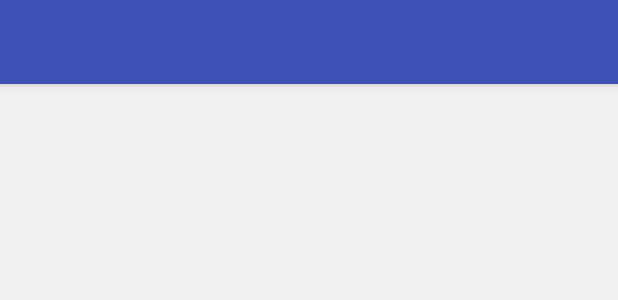
After one commit to joyceHong0524/android_bestpadthai, an Android app: the layout activity_bestpadthai_register.xml on its own in the app's theme, with its tools: preview values and no code run, on a phone screen of 412 x 824 dp. The commit adds this screen. Shown: the top 300 px of the screen. Run offline under Robolectric (Android 15) with nearby library versions, the phone set to English and light mode, and no system bars.

Commit message:
Working on food register Activity&Fragments

```diff
--- /dev/null
+++ b/android/app/src/main/res/layout/activity_bestpadthai_register.xml
@@ -0,0 +1,16 @@
+<?xml version="1.0" encoding="utf-8"?>
+<FrameLayout xmlns:android="http://schemas.android.com/apk/res/android"
+    android:id="@+id/content"
+    android:layout_width="match_parent"
+    android:layout_height="match_parent"
+    android:background="@color/bg_default">
+ <include layout="@layout/toolbar"/>
+    <FrameLayout
+        android:id="@+id/content_main"
+        android:layout_width="match_parent"
+        android:layout_height="match_parent"
+        android:clipToPadding="false"
+        android:background="@color/bg_default"
+        android:paddingTop="?attr/actionBarSize"></FrameLayout>
+
+</FrameLayout>
```
Also changed, not shown: android/app/src/main/java/com/example/jung/bestpadthai/BestPadthaiRegisterActivity.java (added, +17 -0 lines), android/app/src/main/java/com/example/jung/bestpadthai/ProfileIconActivity.java (+120 -0 lines), 4 other files.
